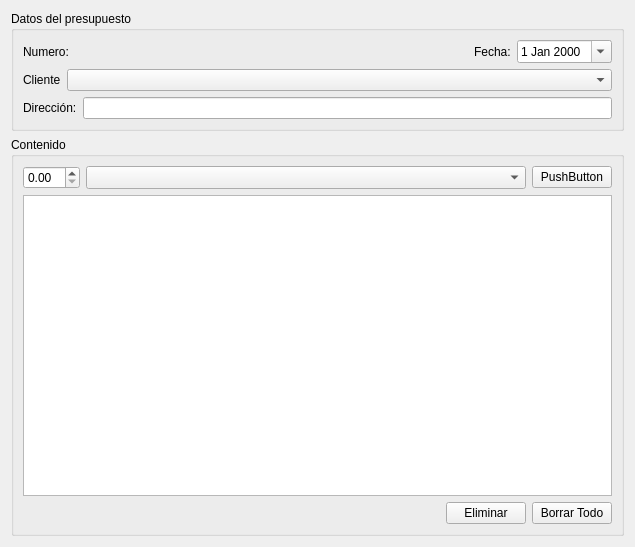
Before: the Qt Designer form trunk/plugins/presupuesto/FormPresupuestoBase.ui in chungote/gestotux, drawn with Qt 5.
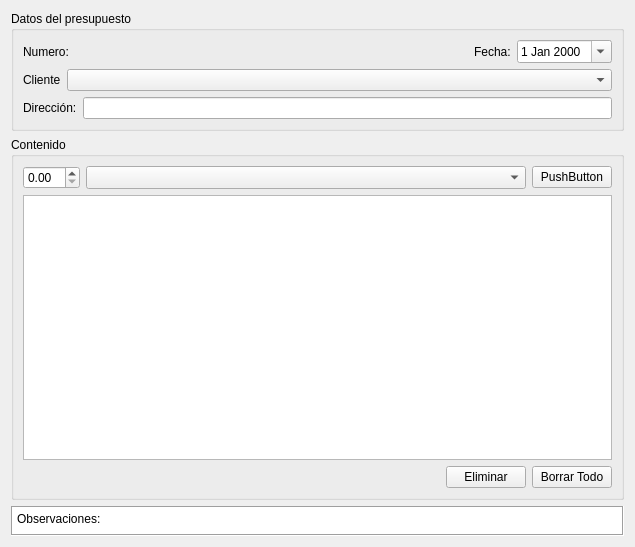
After: the same form once the commit is applied. Custom widgets are drawn as their Qt base class.

Commit message: - Multiples mejoras en varios plugins - Agregado comentarios o observaciones  alas facturas y presupuestos

What changed in the file:
```diff
--- a/trunk/plugins/presupuesto/FormPresupuestoBase.ui
+++ b/trunk/plugins/presupuesto/FormPresupuestoBase.ui
@@ -170,6 +170,34 @@
      </layout>
     </widget>
    </item>
+   <item>
+    <widget class="QPlainTextEdit" name="PTEObservaciones">
+     <property name="sizePolicy">
+      <sizepolicy hsizetype="Minimum" vsizetype="Minimum">
+       <horstretch>0</horstretch>
+       <verstretch>0</verstretch>
+      </sizepolicy>
+     </property>
+     <property name="maximumSize">
+      <size>
+       <width>16777215</width>
+       <height>30</height>
+      </size>
+     </property>
+     <property name="frameShape">
+      <enum>QFrame::Box</enum>
+     </property>
+     <property name="frameShadow">
+      <enum>QFrame::Sunken</enum>
+     </property>
+     <property name="plainText">
+      <string>Observaciones: </string>
+     </property>
+     <property name="textInteractionFlags">
+      <set>Qt::TextEditorInteraction</set>
+     </property>
+    </widget>
+   </item>
   </layout>
  </widget>
  <customwidgets>
```
The commit also changes 25 other files.
